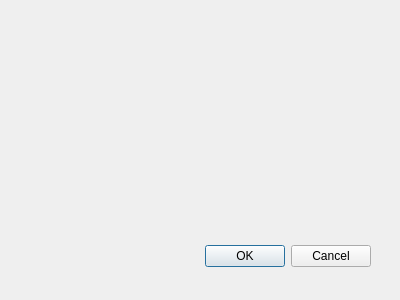
This is settings.ui in EugChesn/GuiClient as Qt 5 draws it before an edit. The edited form follows.
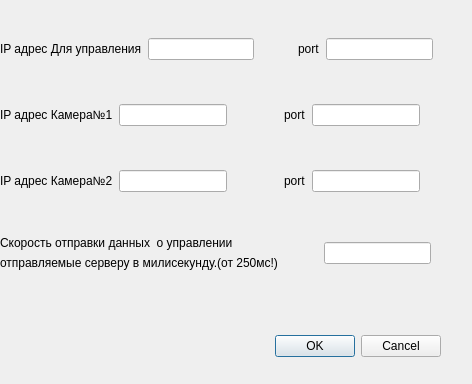
This is the edited form.

Commit message: create Setting

Diff of the .ui file:
```diff
--- a/settings.ui
+++ b/settings.ui
@@ -8,8 +8,8 @@
    <rect>
     <x>0</x>
     <y>0</y>
-    <width>400</width>
-    <height>300</height>
+    <width>472</width>
+    <height>384</height>
    </rect>
   </property>
   <property name="windowTitle">
@@ -18,8 +18,8 @@
   <widget name="buttonBox" class="QDialogButtonBox">
    <property name="geometry">
     <rect>
-     <x>30</x>
-     <y>240</y>
+     <x>100</x>
+     <y>330</y>
      <width>341</width>
      <height>32</height>
     </rect>
@@ -31,6 +31,219 @@
     <set>QDialogButtonBox::Cancel|QDialogButtonBox::Ok</set>
    </property>
   </widget>
+  <widget class="QWidget" name="verticalLayoutWidget">
+   <property name="geometry">
+    <rect>
+     <x>0</x>
+     <y>0</y>
+     <width>471</width>
+     <height>312</height>
+    </rect>
+   </property>
+   <layout class="QVBoxLayout" name="verticalLayout">
+    <item>
+     <layout class="QHBoxLayout" name="horizontalLayout">
+      <item>
+       <widget class="QLabel" name="label">
+        <property name="text">
+         <string>IP адрес Для управления</string>
+        </property>
+       </widget>
+      </item>
+      <item>
+       <widget class="QLineEdit" name="ipControl"/>
+      </item>
+      <item>
+       <spacer name="horizontalSpacer_5">
+        <property name="orientation">
+         <enum>Qt::Horizontal</enum>
+        </property>
+        <property name="sizeHint" stdset="0">
+         <size>
+          <width>40</width>
+          <height>20</height>
+         </size>
+        </property>
+       </spacer>
+      </item>
+      <item>
+       <widget class="QLabel" name="label_3">
+        <property name="text">
+         <string>port</string>
+        </property>
+       </widget>
+      </item>
+      <item>
+       <widget class="QLineEdit" name="portControl"/>
+      </item>
+      <item>
+       <spacer name="horizontalSpacer">
+        <property name="orientation">
+         <enum>Qt::Horizontal</enum>
+        </property>
+        <property name="sizeHint" stdset="0">
+         <size>
+          <width>40</width>
+          <height>20</height>
+         </size>
+        </property>
+       </spacer>
+      </item>
+     </layout>
+    </item>
+    <item>
+     <layout class="QHBoxLayout" name="horizontalLayout_2">
+      <item>
+       <widget class="QLabel" name="label_2">
+        <property name="text">
+         <string>IP адрес Камера№1</string>
+        </property>
+       </widget>
+      </item>
+      <item>
+       <widget class="QLineEdit" name="ipCamera1"/>
+      </item>
+      <item>
+       <spacer name="horizontalSpacer_6">
+        <property name="orientation">
+         <enum>Qt::Horizontal</enum>
+        </property>
+        <property name="sizeHint" stdset="0">
+         <size>
+          <width>40</width>
+          <height>20</height>
+         </size>
+        </property>
+       </spacer>
+      </item>
+      <item>
+       <widget class="QLabel" name="label_5">
+        <property name="text">
+         <string>port</string>
+        </property>
+       </widget>
+      </item>
+      <item>
+       <widget class="QLineEdit" name="portCamera1"/>
+      </item>
+      <item>
+       <spacer name="horizontalSpacer_2">
+        <property name="orientation">
+         <enum>Qt::Horizontal</enum>
+        </property>
+        <property name="sizeHint" stdset="0">
+         <size>
+          <width>40</width>
+          <height>20</height>
+         </size>
+        </property>
+       </spacer>
+      </item>
+     </layout>
+    </item>
+    <item>
+     <layout class="QHBoxLayout" name="horizontalLayout_3">
+      <item>
+       <widget class="QLabel" name="label_4">
+        <property name="text">
+         <string>IP адрес Камера№2</string>
+        </property>
+       </widget>
+      </item>
+      <item>
+       <widget class="QLineEdit" name="ipCamera2"/>
+      </item>
+      <item>
+       <spacer name="horizontalSpacer_7">
+        <property name="orientation">
+         <enum>Qt::Horizontal</enum>
+        </property>
+        <property name="sizeHint" stdset="0">
+         <size>
+          <width>40</width>
+          <height>20</height>
+         </size>
+        </property>
+       </spacer>
+      </item>
+      <item>
+       <widget class="QLabel" name="label_6">
+        <property name="text">
+         <string>port</string>
+        </property>
+       </widget>
+      </item>
+      <item>
+       <widget class="QLineEdit" name="portCamera2"/>
+      </item>
+      <item>
+       <spacer name="horizontalSpacer_3">
+        <property name="orientation">
+         <enum>Qt::Horizontal</enum>
+        </property>
+        <property name="sizeHint" stdset="0">
+         <size>
+          <width>40</width>
+          <height>20</height>
+         </size>
+        </property>
+       </spacer>
+      </item>
+     </layout>
+    </item>
+    <item>
+     <layout class="QHBoxLayout" name="horizontalLayout_4">
+      <item>
+       <layout class="QVBoxLayout" name="verticalLayout_2">
+        <item>
+         <widget class="QLabel" name="label_7">
+          <property name="text">
+           <string>Скорость отправки данных  о управлении</string>
+          </property>
+         </widget>
+        </item>
+        <item>
+         <widget class="QLabel" name="label_8">
+          <property name="text">
+           <string>отправляемые серверу в милисекунду.(от 250мс!)</string>
+          </property>
+         </widget>
+        </item>
+       </layout>
+      </item>
+      <item>
+       <spacer name="horizontalSpacer_8">
+        <property name="orientation">
+         <enum>Qt::Horizontal</enum>
+        </property>
+        <property name="sizeHint" stdset="0">
+         <size>
+          <width>40</width>
+          <height>20</height>
+         </size>
+        </property>
+       </spacer>
+      </item>
+      <item>
+       <widget class="QLineEdit" name="ControlMS"/>
+      </item>
+      <item>
+       <spacer name="horizontalSpacer_4">
+        <property name="orientation">
+         <enum>Qt::Horizontal</enum>
+        </property>
+        <property name="sizeHint" stdset="0">
+         <size>
+          <width>40</width>
+          <height>20</height>
+         </size>
+        </property>
+       </spacer>
+      </item>
+     </layout>
+    </item>
+   </layout>
+  </widget>
  </widget>
  <pixmapfunction/>
  <resources/>
```
Left out of the diff: 9 changed lines with no effect on the pictures. The commit also changes 10 other files.
